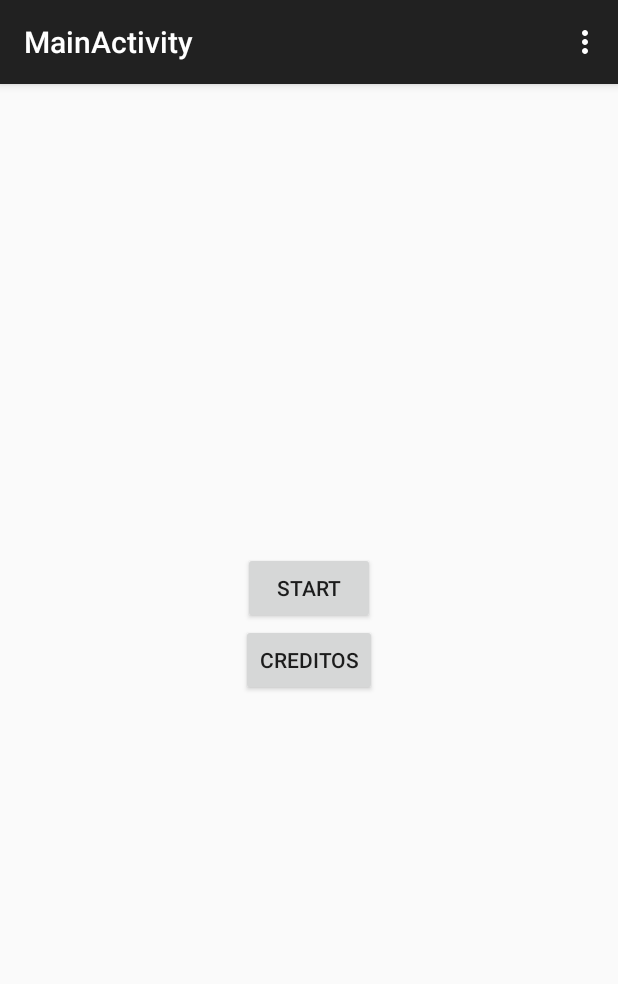
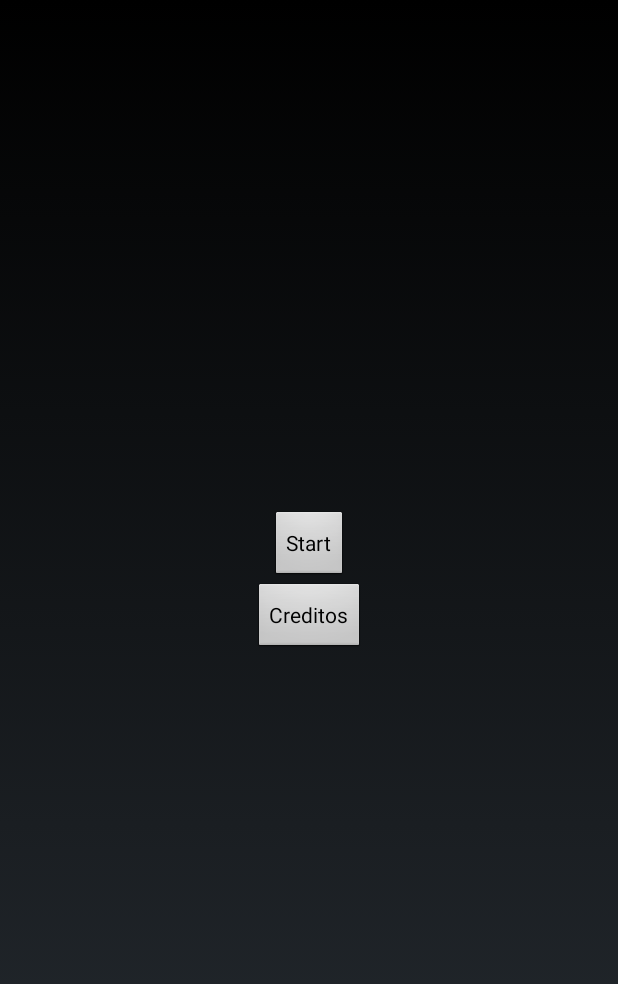
Before and after one commit to julio96najera/asteroides-1, an Android app: the screen it shows after launch (MainActivity), on a phone screen of 412 x 824 dp. Shown: the top 984 px of the screen. Run offline under Robolectric (Android 15) with nearby library versions, the phone set to English and light mode, and no system bars.

Commit message:
Colocando menu em tela inteira

```diff
--- a/app/src/main/AndroidManifest.xml
+++ b/app/src/main/AndroidManifest.xml
@@ -15,7 +15,8 @@
         </activity>
         <activity
             android:name=".MainActivity"
-            android:label="@string/title_activity_main" >
+            android:label="@string/app_name"
+            android:theme="@android:style/Theme.NoTitleBar.Fullscreen">
             <intent-filter>
                 <action android:name="android.intent.action.MAIN" />
 
--- a/app/src/main/java/com/allg/asteroides/MainActivity.java
+++ b/app/src/main/java/com/allg/asteroides/MainActivity.java
@@ -1,5 +1,6 @@
 package com.allg.asteroides;
 
+import android.app.Activity;
 import android.content.Intent;
 import android.support.v7.app.ActionBarActivity;
 import android.os.Bundle;
@@ -8,7 +9,7 @@ import android.view.MenuItem;
 import android.view.View;
 
 
-public class MainActivity extends ActionBarActivity {
+public class MainActivity extends Activity {
 
     @Override
     protected void onCreate(Bundle savedInstanceState) {
```
